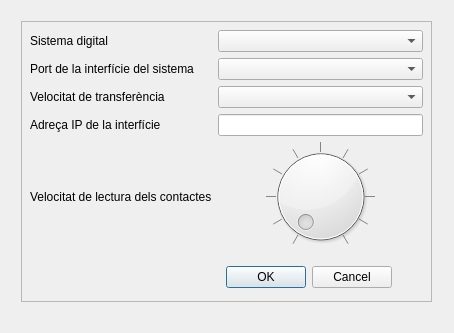
karasu/trendigital, file src/dialogs/systemsetup.ui: the form before one commit.
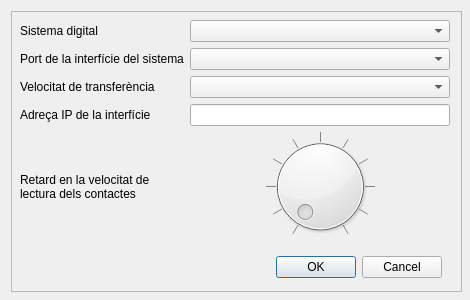
The form after the commit.

Diff of the .ui file:
```diff
--- a/src/dialogs/systemsetup.ui
+++ b/src/dialogs/systemsetup.ui
@@ -6,35 +6,19 @@
    <rect>
     <x>0</x>
     <y>0</y>
-    <width>454</width>
-    <height>333</height>
+    <width>470</width>
+    <height>300</height>
    </rect>
   </property>
   <property name="windowTitle">
    <string>Dialog</string>
   </property>
-  <widget class="QDialogButtonBox" name="buttonBox">
-   <property name="geometry">
-    <rect>
-     <x>51</x>
-     <y>261</y>
-     <width>341</width>
-     <height>32</height>
-    </rect>
-   </property>
-   <property name="orientation">
-    <enum>Qt::Horizontal</enum>
-   </property>
-   <property name="standardButtons">
-    <set>QDialogButtonBox::Cancel|QDialogButtonBox::Ok</set>
-   </property>
-  </widget>
   <widget class="QWidget" name="formLayoutWidget">
    <property name="geometry">
     <rect>
-     <x>30</x>
-     <y>30</y>
-     <width>393</width>
+     <x>20</x>
+     <y>20</y>
+     <width>430</width>
      <height>221</height>
     </rect>
    </property>
@@ -88,7 +72,10 @@
        </sizepolicy>
       </property>
       <property name="text">
-       <string>Velocitat de lectura dels contactes</string>
+       <string>Retard en la velocitat de lectura dels contactes</string>
+      </property>
+      <property name="wordWrap">
+       <bool>true</bool>
       </property>
      </widget>
     </item>
@@ -113,9 +100,9 @@
   <widget class="QFrame" name="frame">
    <property name="geometry">
     <rect>
-     <x>21</x>
-     <y>21</y>
-     <width>411</width>
+     <x>11</x>
+     <y>11</y>
+     <width>451</width>
      <height>281</height>
     </rect>
    </property>
@@ -125,6 +112,22 @@
    <property name="frameShadow">
     <enum>QFrame::Raised</enum>
    </property>
+   <widget class="QDialogButtonBox" name="buttonBox">
+    <property name="geometry">
+     <rect>
+      <x>90</x>
+      <y>240</y>
+      <width>341</width>
+      <height>32</height>
+     </rect>
+    </property>
+    <property name="orientation">
+     <enum>Qt::Horizontal</enum>
+    </property>
+    <property name="standardButtons">
+     <set>QDialogButtonBox::Cancel|QDialogButtonBox::Ok</set>
+    </property>
+   </widget>
   </widget>
   <zorder>frame</zorder>
   <zorder>buttonBox</zorder>
```
Left out of the diff: 1 changed line with no effect on the pictures.
